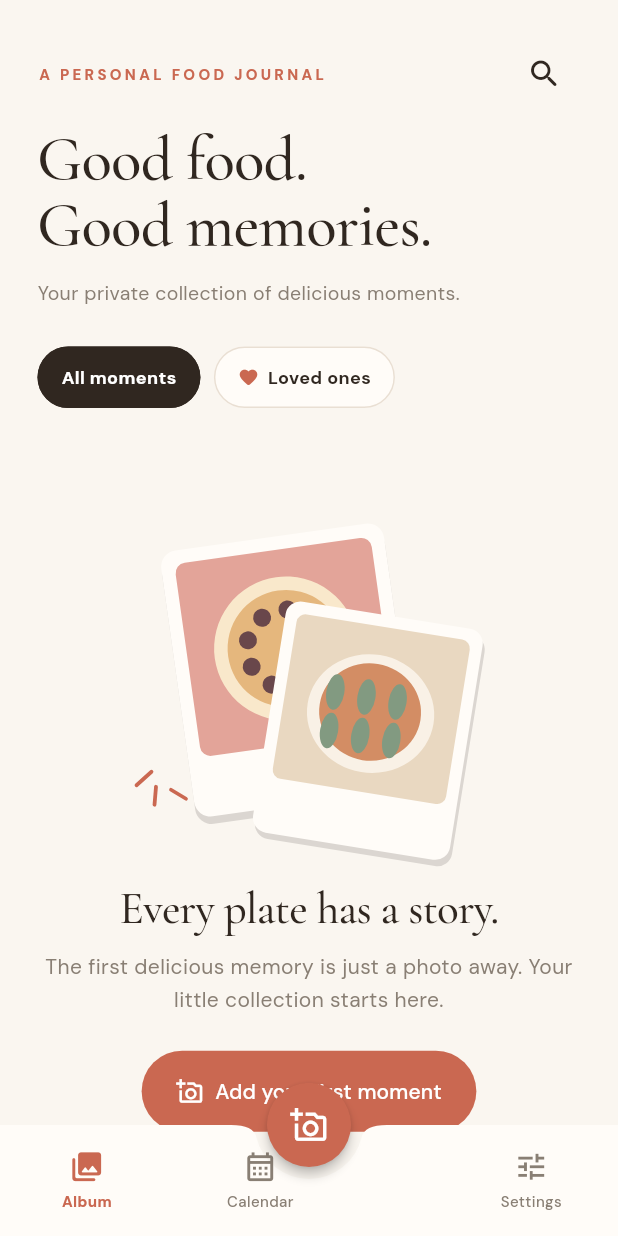
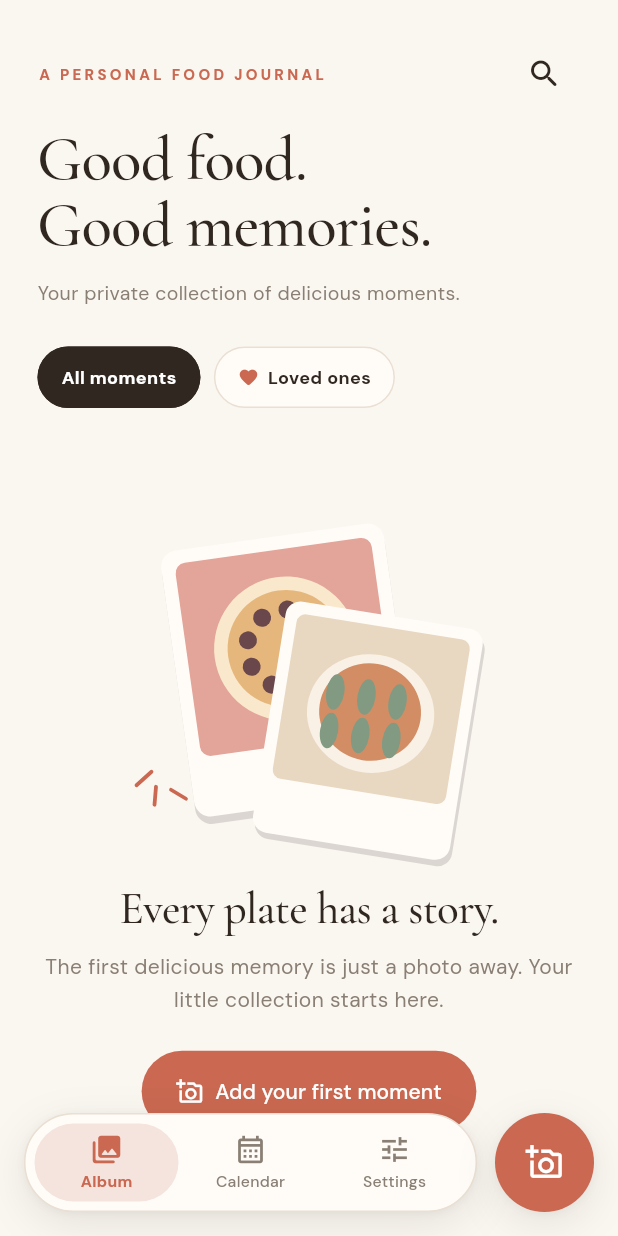
Before and after one commit to ryandam9/Savour, a Flutter app: the screen it shows after launch, on a phone screen of 412 x 824 dp. Run offline on Flutter 3.47's test engine with Material 3 defaults, Android fonts, the phone set to English and light mode, and no system bars; our stand-ins replace flutter_secure_storage, image_picker, local_auth; missing offline and left inert: cryptography.

Commit message:
feat: floating pill bottom navigation
Replace the notched bottom app bar, whose centred button covered the
Calendar tab, with a floating pill holding three evenly spaced tabs and
a separate round camera button beside it.

Co-Authored-By: Claude Opus 5.5 <noreply@anthropic.com>

```diff
--- a/lib/main.dart
+++ b/lib/main.dart
@@ -254,41 +254,58 @@ class _HomeShellState extends State<HomeShell> {
     return Scaffold(
       extendBody: true,
       body: IndexedStack(index: _tab, children: pages),
-      floatingActionButtonLocation: FloatingActionButtonLocation.centerDocked,
-      floatingActionButton: Semantics(
-        label: 'Add food photo',
-        button: true,
-        child: FloatingActionButton(
-          heroTag: 'capture-food',
-          onPressed: _importing ? null : _showAddOptions,
-          backgroundColor: SavourColors.terracotta,
-          foregroundColor: Colors.white,
-          elevation: 3,
-          shape: const CircleBorder(),
-          child: _importing
-              ? const SizedBox(width: 22, height: 22, child: CircularProgressIndicator(color: Colors.white, strokeWidth: 2))
-              : const Icon(Icons.add_a_photo_outlined, size: 25),
+      // A floating pill with the tabs, and the camera button beside it.
+      bottomNavigationBar: SafeArea(
+        top: false,
+        minimum: const EdgeInsets.only(bottom: 12),
+        child: Padding(
+          padding: const EdgeInsets.fromLTRB(16, 0, 16, 4),
+          child: Row(children: [
+            Expanded(
+              child: Container(
+                height: _barHeight,
+                padding: const EdgeInsets.all(6),
+                decoration: BoxDecoration(
+                  color: SavourColors.cream,
+                  borderRadius: BorderRadius.circular(_barHeight / 2),
+                  border: Border.all(color: SavourColors.line),
+                  boxShadow: _floatingShadow,
+                ),
+                child: Row(children: [
+                  for (final (i, icon, selectedIcon, title) in _tabs)
+                    Expanded(
+                      child: _NavItem(
+                        icon: icon,
+                        selectedIcon: selectedIcon,
+                        title: title,
+                        selected: _tab == i,
+                        onTap: () => setState(() => _tab = i),
                       ),
                     ),
-      bottomNavigationBar: BottomAppBar(
-        color: SavourColors.cream,
-        surfaceTintColor: Colors.transparent,
-        height: 74,
-        padding: EdgeInsets.zero,
-        shape: const CircularNotchedRectangle(),
-        notchMargin: 8,
-        child: Row(
-          children: [
-            Expanded(child: _NavItem(icon: Icons.photo_library_outlined, selectedIcon: Icons.photo_library_rounded, title: 'Album', selected: _tab == 0, onTap: () => setState(() => _tab = 0))),
-            Expanded(child: _NavItem(icon: Icons.calendar_month_outlined, selectedIcon: Icons.calendar_month_rounded, title: 'Calendar', selected: _tab == 1, onTap: () => setState(() => _tab = 1))),
-            const SizedBox(width: 65),
-            Expanded(child: _NavItem(icon: Icons.tune_outlined, selectedIcon: Icons.tune_rounded, title: 'Settings', selected: _tab == 2, onTap: () => setState(() => _tab = 2))),
-          ],
+                ]),
+              ),
+            ),
+            const SizedBox(width: 12),
+            _CaptureButton(importing: _importing, onPressed: _showAddOptions),
+          ]),
         ),
       ),
     );
   }
 }
+
+const double _barHeight = 66;
+
+const _floatingShadow = [
+  BoxShadow(color: Color(0x1A302720), blurRadius: 24, offset: Offset(0, 8)),
+  BoxShadow(color: Color(0x0D302720), blurRadius: 4, offset: Offset(0, 1)),
+];
+
+const _tabs = [
+  (0, Icons.photo_library_outlined, Icons.photo_library_rounded, 'Album'),
+  (1, Icons.calendar_month_outlined, Icons.calendar_month_rounded, 'Calendar'),
+  (2, Icons.tune_outlined, Icons.tune_rounded, 'Settings'),
+];
 
 class _NavItem extends StatelessWidget {
   const _NavItem({required this.icon, required this.selectedIcon, required this.title, required this.selected, required this.onTap});
@@ -298,15 +315,63 @@ class _NavItem extends StatelessWidget {
   final bool selected;
   final VoidCallback onTap;
   @override
-  Widget build(BuildContext context) => InkWell(
+  Widget build(BuildContext context) {
+    final color = selected ? SavourColors.terracotta : SavourColors.muted;
+    return Semantics(
+      selected: selected,
+      button: true,
+      child: GestureDetector(
+        behavior: HitTestBehavior.opaque,
         onTap: onTap,
+        child: AnimatedContainer(
+          duration: const Duration(milliseconds: 220),
+          curve: Curves.easeOutCubic,
+          decoration: BoxDecoration(
+            color: selected ? SavourColors.paleRose : Colors.transparent,
+            borderRadius: BorderRadius.circular(_barHeight / 2),
+          ),
           child: Column(
             mainAxisAlignment: MainAxisAlignment.center,
             children: [
-        Icon(selected ? selectedIcon : icon, color: selected ? SavourColors.terracotta : SavourColors.muted, size: 23),
-        const SizedBox(height: 4),
-        Text(title, style: TextStyle(fontSize: 10, fontWeight: selected ? FontWeight.w800 : FontWeight.w500, color: selected ? SavourColors.terracotta : SavourColors.muted)),
+              Icon(selected ? selectedIcon : icon, color: color, size: 22),
+              const SizedBox(height: 3),
+              Text(title, style: TextStyle(fontSize: 10.5, letterSpacing: 0.2, fontWeight: selected ? FontWeight.w700 : FontWeight.w500, color: color)),
             ],
+          ),
+        ),
+      ),
+    );
+  }
+}
+
+class _CaptureButton extends StatelessWidget {
+  const _CaptureButton({required this.importing, required this.onPressed});
+  final bool importing;
+  final VoidCallback onPressed;
+  @override
+  Widget build(BuildContext context) => Semantics(
+    label: 'Add food photo',
+    button: true,
+    child: Container(
+      width: _barHeight,
+      height: _barHeight,
+      decoration: const BoxDecoration(
+        shape: BoxShape.circle,
+        boxShadow: _floatingShadow,
+      ),
+      child: Material(
+        color: SavourColors.terracotta,
+        shape: const CircleBorder(),
+        clipBehavior: Clip.antiAlias,
+        child: InkWell(
+          onTap: importing ? null : onPressed,
+          child: Center(
+            child: importing
+                ? const SizedBox(width: 22, height: 22, child: CircularProgressIndicator(color: Colors.white, strokeWidth: 2))
+                : const Icon(Icons.add_a_photo_outlined, size: 25, color: Colors.white),
+          ),
+        ),
+      ),
     ),
   );
 }
```
Lines whose indentation alone changed are shown as unchanged.
